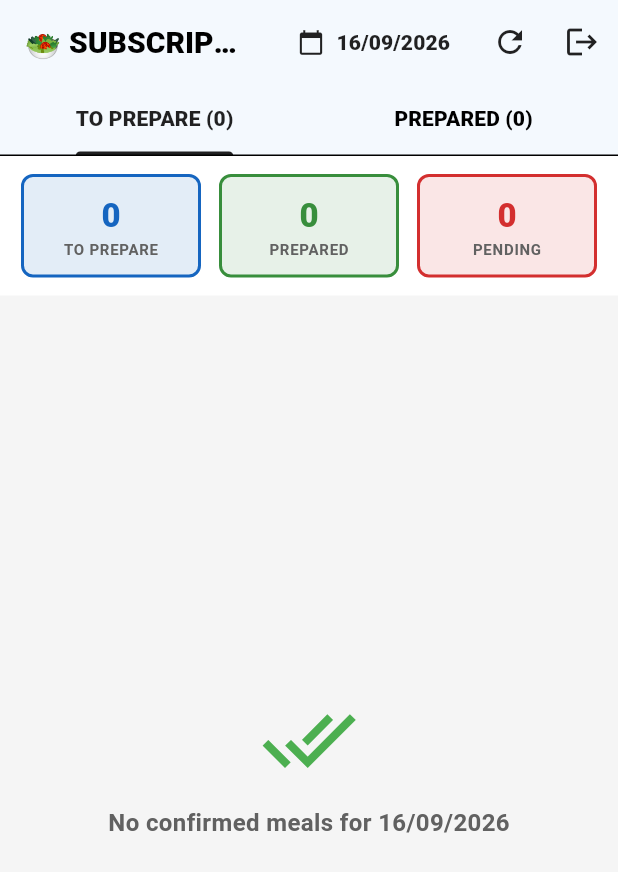
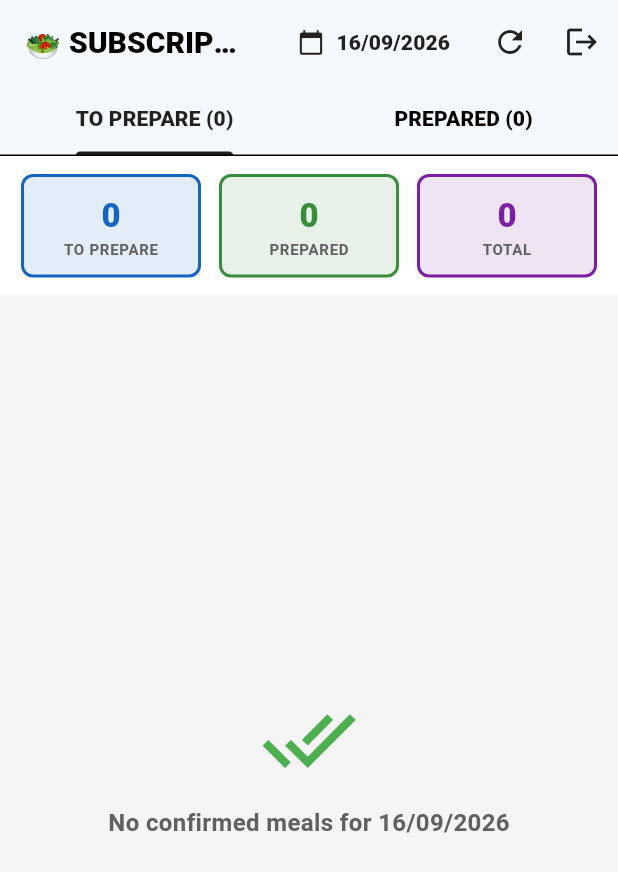
Before and after one commit to protibowls19125-art/admin, a Flutter app: the SubscriptionChefPage screen opened by its route, on a phone screen of 412 x 824 dp. Shown: the top 872 px of the screen. Run offline on Flutter 3.47's test engine with Material 3 defaults, Android fonts, the light colour scheme and no system bars; our stand-ins replace audioplayers, cached_network_image, firebase_core, firebase_messaging, fl_chart, flutter_local_notifications and 10 more; missing offline and left inert: dart:js_interop, flutter_map_dragmarker, razorpay_flutter; accounts and stored records are empty; Roboto replaces fonts that are missing (Chivo).

Commit message:
fix: subscription KDS toPrepare zero count when prepared and remove confirmation sound

```diff
--- a/admin/lib/pages/subscription_chef_page.dart
+++ b/admin/lib/pages/subscription_chef_page.dart
@@ -6,7 +6,6 @@ import 'package:provider/provider.dart';
 import '../providers/subscription_admin_provider.dart';
 import '../providers/auth_provider.dart';
 import '../widgets/kds_empty_state.dart';
-import '../utils/new_order_sound.dart';
 
 /// Subscription kitchen/prep view — split out of the former combined
 /// subscription_kds_page.dart. Confirmed meals for the selected date, sorted
@@ -25,14 +24,6 @@ class _SubscriptionChefPageState extends State<SubscriptionChefPage>
     with SingleTickerProviderStateMixin {
   late final TabController _tabs = TabController(length: 2, vsync: this);
 
-  // New-meal alert — same ringtone/behavior as the main Kitchen Display
-  // (kds_page.dart): loops until the chef taps CONFIRM to acknowledge.
-  final NewOrderSound _newMealSound = NewOrderSound();
-
-  /// True after the chef taps CONFIRM to silence the alert. Reset when a
-  /// genuinely new meal arrives (onNewMeal fires again).
-  bool _soundAcknowledged = false;
-
   /// Timer to periodically refresh KDS elapsed timers (⏱ Xm)
   Timer? _tickTimer;
 
@@ -40,8 +31,6 @@ class _SubscriptionChefPageState extends State<SubscriptionChefPage>
   void initState() {
     super.initState();
     final p = context.read<SubscriptionAdminProvider>();
-    p.onNewMeal = _playNewMealSound;
-    p.addListener(_stopSoundIfNothingPending);
     p.fetchMeals();
     p.fetchMealLibrary(); // to resolve selected_dish_ids into names/descriptions
     p.startAutoRefresh();
@@ -53,42 +42,11 @@ class _SubscriptionChefPageState extends State<SubscriptionChefPage>
     });
   }
 
-  void _playNewMealSound() {
-    if (!mounted) return;
-    try {
-      _soundAcknowledged = false; // new arrival — show CONFIRM again
-      _newMealSound.play(loop: true);
-      if (mounted) setState(() {});
-    } catch (_) {
-      // Ignore audio failures — a silent KDS is better than a crash.
-    }
-  }
-
-  /// Chef taps CONFIRM — silence the alert without changing meal status.
-  void _acknowledgeSound() {
-    _newMealSound.stop();
-    if (mounted) setState(() => _soundAcknowledged = true);
-  }
-
-  void _stopSoundIfNothingPending() {
-    if (!mounted) return;
-    // Respect the chef's explicit acknowledge — don't re-trigger the sound
-    // on the next auto-refresh (every 20s) just because meals are still in
-    // the queue. The flag resets only when a genuinely NEW meal arrives
-    // (_playNewMealSound sets _soundAcknowledged = false).
-    if (_soundAcknowledged) return;
-    if (!context.read<SubscriptionAdminProvider>().hasMealsAwaitingPrep) {
-      _newMealSound.stop();
-    }
-  }
-
   @override
   void dispose() {
     _tickTimer?.cancel();
     _tabs.dispose();
     final p = context.read<SubscriptionAdminProvider>();
-    p.onNewMeal = null;
-    p.removeListener(_stopSoundIfNothingPending);
     p.stopAutoRefresh();
     super.dispose();
   }
@@ -230,24 +188,31 @@ class _SubscriptionChefPageState extends State<SubscriptionChefPage>
         active.where((m) => m['status'] == 'prepared').toList();
 
     // Totals for the kitchen header.
-    int toPrepare = 0, prepared = 0;
+    int totalMeals = 0, prepared = 0;
+    for (final m in active) {
+      final sub = (m['subscriptions'] as Map?)?.cast<String, dynamic>() ?? {};
+      if (sub['is_test'] == true) continue;
+      final n = _mealsOf(m);
+      totalMeals += n;
+      if (m['status'] == 'prepared') {
+        prepared += (m['prepared_count'] as num?)?.toInt() ?? n;
+      } else {
+        prepared += (m['prepared_count'] as num?)?.toInt() ?? 0;
+      }
+    }
+    // Remaining meals waiting to be prepared. When all are prepared, this is 0.
+    final toPrepare = (totalMeals - prepared).clamp(0, double.infinity).toInt();
+
     final byPref = <String, int>{};
-    // Veg/non-veg headcount by mealtime — a whole-day veg/non-veg member
-    // counts toward both morning and evening; a mixed member counts toward
-    // whichever slot their morning_preference/evening_preference says.
     int morningVeg = 0, morningNonVeg = 0, eveningVeg = 0, eveningNonVeg = 0;
     int wholeDayVeg = 0, wholeDayNonVeg = 0;
-    for (final m in active) {
+    for (final m in toPrepareList) {
       final sub = (m['subscriptions'] as Map?)?.cast<String, dynamic>() ?? {};
-      // Excluded from the kitchen's aggregate totals — a developer's test
-      // member still shows up as a card below (so the prep/dispatch flow is
-      // actually exercisable), just not in the real prep-count math.
       if (sub['is_test'] == true) continue;
-      final n = _mealsOf(m);
-      toPrepare += n;
-      prepared += (m['prepared_count'] as num?)?.toInt() ?? 0;
+      final remaining = _mealsOf(m) - ((m['prepared_count'] as num?)?.toInt() ?? 0);
+      if (remaining <= 0) continue;
       final prefKey = (sub['food_preference'] ?? 'other') as String;
-      byPref[prefKey] = (byPref[prefKey] ?? 0) + n;
+      byPref[prefKey] = (byPref[prefKey] ?? 0) + remaining;
 
       if (prefKey == 'mixed') {
         final morning = (sub['morning_preference'] ?? '') as String;
@@ -272,7 +237,6 @@ class _SubscriptionChefPageState extends State<SubscriptionChefPage>
         eveningNonVeg++;
       }
     }
-    final pendingCount = toPrepare - prepared;
 
     final d = p.kdsDate;
     final dateLabel =
@@ -338,7 +302,7 @@ class _SubscriptionChefPageState extends State<SubscriptionChefPage>
         children: [
           Column(
             children: [
-              _summaryBar(toPrepare, prepared, pendingCount, byPref, {
+              _summaryBar(toPrepare, prepared, totalMeals, byPref, {
                 'MORNING VEG': morningVeg,
                 'MORNING NON-VEG': morningNonVeg,
                 'EVENING VEG': eveningVeg,
@@ -369,7 +333,7 @@ class _SubscriptionChefPageState extends State<SubscriptionChefPage>
     );
   }
 
-  Widget _summaryBar(int toPrepare, int prepared, int pending,
+  Widget _summaryBar(int toPrepare, int prepared, int total,
       Map<String, int> byPref, Map<String, int> vegBreakdown) {
     Widget stat(String label, String value, Color color) => Expanded(
           child: Container(
@@ -407,7 +371,7 @@ class _SubscriptionChefPageState extends State<SubscriptionChefPage>
             children: [
               stat('TO PREPARE', '$toPrepare', Colors.blue[800]!),
               stat('PREPARED', '$prepared', Colors.green[700]!),
-              stat('PENDING', '$pending', Colors.red[700]!),
+              stat('TOTAL', '$total', Colors.purple[700]!),
             ],
           ),
           if (byPref.isNotEmpty)
@@ -463,9 +427,6 @@ class _SubscriptionChefPageState extends State<SubscriptionChefPage>
       'status': fullyDone ? 'prepared' : 'confirmed',
       if (fullyDone) 'prepared_at': DateTime.now().toIso8601String(),
     });
-    // Immediately silence the ringtone when a meal is fully prepared —
-    // don't wait for the async fetchMeals() → listener chain.
-    if (fullyDone) _newMealSound.stop();
   }
 
   /// One-tap "mark all done" — sets prepared_count = total and status to
@@ -872,30 +833,6 @@ class _SubscriptionChefPageState extends State<SubscriptionChefPage>
               mainAxisSize: MainAxisSize.min,
               crossAxisAlignment: CrossAxisAlignment.center,
               children: [
-                // ── CONFIRM button — silence the alert sound ──────────
-                if (!isPrepared && !_soundAcknowledged)
-                  Padding(
-                    padding: const EdgeInsets.only(bottom: 6),
-                    child: Material(
-                      color: Colors.orange[700],
-                      borderRadius: BorderRadius.circular(6),
-                      child: InkWell(
-                        borderRadius: BorderRadius.circular(6),
-                        onTap: _acknowledgeSound,
-                        child: Padding(
-                          padding: const EdgeInsets.symmetric(
-                              horizontal: 12, vertical: 8),
-                          child: Text('CONFIRM',
-                              style: GoogleFonts.chivo(
-                                  fontSize: 12,
-                                  fontWeight: FontWeight.w800,
-                                  color: Colors.white,
-                                  letterSpacing: 0.5)),
-                        ),
-                      ),
-                    ),
-                  ),
-
                 // ── Dish completion stepper (Image 1 style) ───────────
                 _stepperControl(
                   valueText: '$done / $total',
```
Also changed, not shown: 1 other file.
